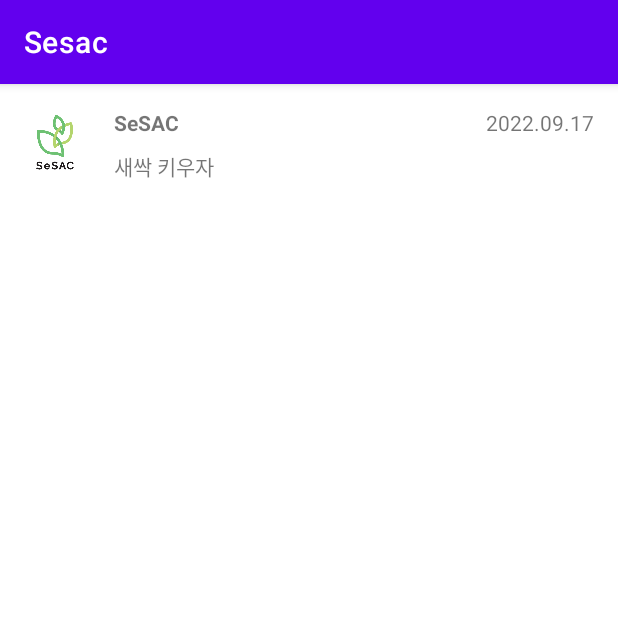
After one commit to Hong-Mu/sesac-android, an Android app: the C18Activity screen opened directly, with no data from a screen before it, on a phone screen of 412 x 824 dp, the top half of it. The commit adds this screen. Run offline under Robolectric (Android 15) with nearby library versions, the phone set to English and light mode, and no system bars.

Commit message:
C18: RelativeLayout

```diff
--- a/app/src/main/AndroidManifest.xml
+++ b/app/src/main/AndroidManifest.xml
@@ -12,6 +12,13 @@
         android:supportsRtl="true"
         android:theme="@style/Theme.Sesac"
         tools:targetApi="31">
+        <activity
+            android:name=".activities.C18Activity"
+            android:exported="false">
+            <meta-data
+                android:name="android.app.lib_name"
+                android:value="" />
+        </activity>
         <activity
             android:name=".activities.C16Activity"
             android:exported="false">
--- a/app/src/main/java/com/hongmu/sesac/MainActivity.kt
+++ b/app/src/main/java/com/hongmu/sesac/MainActivity.kt
@@ -14,6 +14,7 @@ class MainActivity : AppCompatActivity() {
         setContentView(binding.root)
 
         binding.recyclerView.adapter = ActivityAdapter(listOf(
+            C18Activity::class.java,
             C16Activity::class.java,
             C15Activity::class.java,
             C14Activity::class.java,
--- /dev/null
+++ b/app/src/main/java/com/hongmu/sesac/activities/C18Activity.kt
@@ -0,0 +1,12 @@
+package com.hongmu.sesac.activities
+
+import androidx.appcompat.app.AppCompatActivity
+import android.os.Bundle
+import com.hongmu.sesac.R
+
+class C18Activity : AppCompatActivity() {
+    override fun onCreate(savedInstanceState: Bundle?) {
+        super.onCreate(savedInstanceState)
+        setContentView(R.layout.activity_c18)
+    }
+}
--- /dev/null
+++ b/app/src/main/res/layout/activity_c18.xml
@@ -0,0 +1,41 @@
+<?xml version="1.0" encoding="utf-8"?>
+<RelativeLayout xmlns:android="http://schemas.android.com/apk/res/android"
+    xmlns:app="http://schemas.android.com/apk/res-auto"
+    xmlns:tools="http://schemas.android.com/tools"
+    android:layout_width="match_parent"
+    android:layout_height="match_parent"
+    android:padding="16dp"
+    tools:context=".activities.C18Activity">
+
+    <ImageView
+        android:id="@+id/logo"
+        android:layout_width="wrap_content"
+        android:layout_height="wrap_content"
+        android:adjustViewBounds="true"
+        android:maxWidth="50dp"
+        android:maxHeight="50dp"
+        android:src="@drawable/logo_1" />
+
+    <TextView
+        android:layout_width="wrap_content"
+        android:layout_height="wrap_content"
+        android:layout_marginStart="16dp"
+        android:layout_toEndOf="@+id/logo"
+        android:text="SeSAC"
+        android:textStyle="bold" />
+
+    <TextView
+        android:layout_width="wrap_content"
+        android:layout_height="wrap_content"
+        android:layout_alignBottom="@+id/logo"
+        android:layout_marginStart="16dp"
+        android:layout_toEndOf="@+id/logo"
+        android:text="새싹 키우자" />
+
+    <TextView
+        android:layout_width="wrap_content"
+        android:layout_height="wrap_content"
+        android:layout_alignParentEnd="true"
+        android:text="2022.09.17" />
+
+</RelativeLayout>
```
